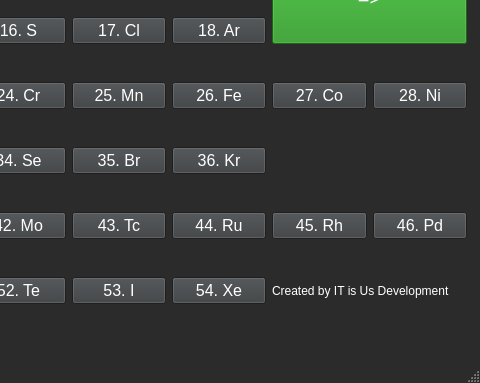
Qt form Sub_name.ui (AlexSmirn0v/Chemical-Romance) before a commit; both pictures show x 540 to 1020 and y 307 to 690 of the 1020 by 690 pixel window.
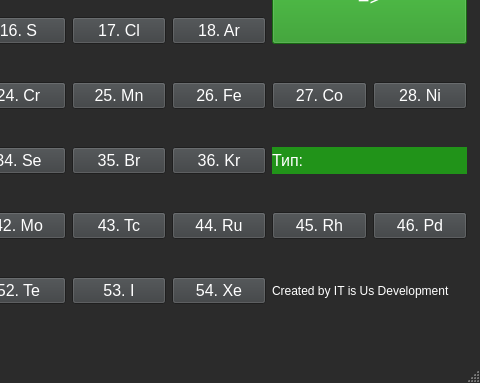
The same form after that commit.

```diff
--- a/Sub_name.ui
+++ b/Sub_name.ui
@@ -4648,6 +4648,28 @@
        </property>
       </widget>
      </item>
+     <item row="4" column="8" colspan="2">
+      <widget class="QLabel" name="Type">
+       <property name="sizePolicy">
+        <sizepolicy hsizetype="Preferred" vsizetype="Preferred">
+         <horstretch>0</horstretch>
+         <verstretch>0</verstretch>
+        </sizepolicy>
+       </property>
+       <property name="font">
+        <font>
+         <pointsize>12</pointsize>
+        </font>
+       </property>
+       <property name="styleSheet">
+        <string notr="true">background-color: rgb(33, 147, 25);
+color: rgb(255, 255, 255);</string>
+       </property>
+       <property name="text">
+        <string>Тип:</string>
+       </property>
+      </widget>
+     </item>
     </layout>
    </widget>
    <widget class="QTextBrowser" name="Name">
```
